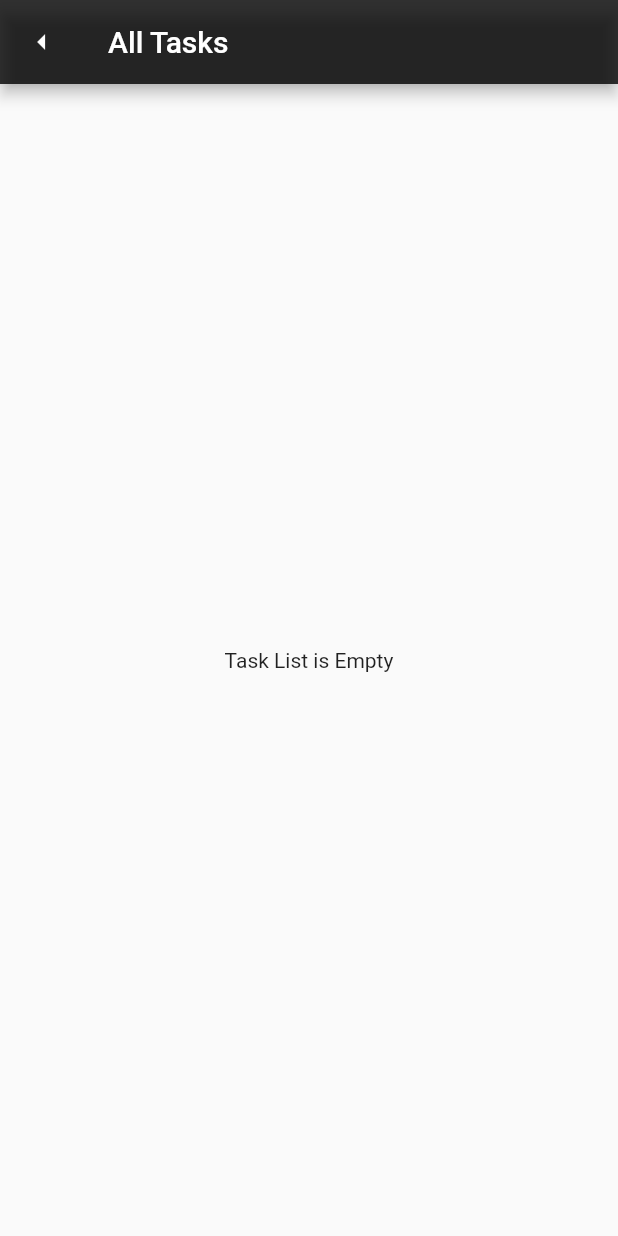
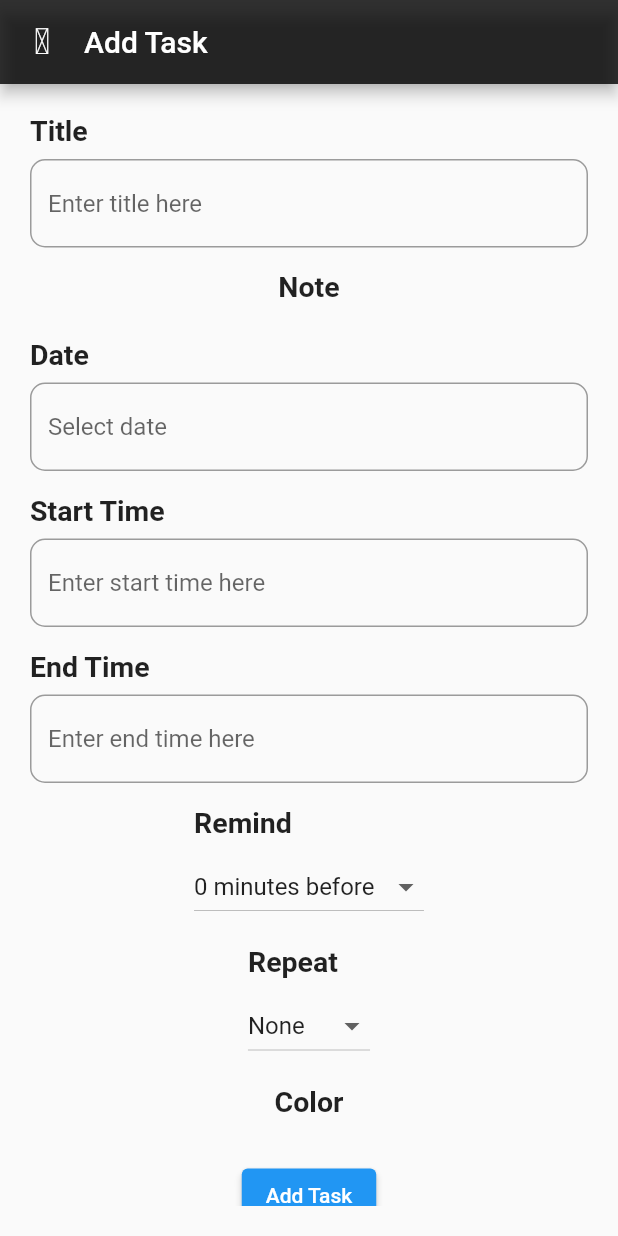
Before and after one commit to hardik17771/task_agumentik, a Flutter app: the screen it shows after launch, after a tap on the "add" icon, on a phone screen of 412 x 824 dp. Run offline on Flutter 3.47's test engine with Material 2 defaults, Android fonts, the phone set to English and light mode, and no system bars; our stand-ins replace easy_splash_screen, get, get_storage, google_fonts; network calls fail.

Commit message:
Add new task screen added and resolved some errors. Currently checking posts errors.

```diff
--- /dev/null
+++ b/lib/UI/Widgets/addTaskScreen.dart
@@ -0,0 +1,299 @@
+import 'package:flutter/material.dart';
+import 'package:get/get.dart';
+import 'package:get/get_core/src/get_main.dart';
+
+import '../../Style/Icon Broken/icon_broken.dart';
+import '../../models/api_service.dart';
+import '../../models/task_controller.dart';
+import '../../models/task_model.dart';
+
+
+class AddTaskScreen extends StatelessWidget {
+  final TaskController _taskController = Get.find<TaskController>();
+  final TextEditingController titleController = TextEditingController();
+  final TextEditingController dateController = TextEditingController();
+  final TextEditingController startTimeController = TextEditingController();
+  final TextEditingController endTimeController = TextEditingController();
+  final DateTime _selectedDate = DateTime.now();
+
+  final List<int> remindList = [0, 5, 10, 15, 20];
+  int _selectedRemind = 0;
+
+  final List<String> repeatList = ['None', 'Daily', 'Weekly', 'Monthly'];
+  String _selectedRepeat = 'None';
+
+
+  void _addTask() async {
+    String title = titleController.text;
+    String date = dateController.text;
+    String startTime = startTimeController.text;
+    String endTime = endTimeController.text;
+
+    String repeat = _selectedRepeat;
+
+
+    try {
+      Task newTask = Task(
+        id: '',
+        title: title,
+
+        date: date,
+        startTime: startTime,
+        endTime: endTime,
+        repeat: repeat,
+
+        isCompleted: true,
+      );
+
+      final createdTask = await APIService.createTask(newTask);
+      _taskController.addTask(createdTask);
+
+      Get.back(); // Go back to previous screen
+    } catch (e) {
+      // Handle error
+      print('Failed to create task: $e');
+    }
+  }
+
+
+  @override
+  Widget build(BuildContext context) {
+    return Scaffold(
+      appBar: AppBar(
+        leading: IconButton(
+          onPressed: () {
+            Get.back();
+          },
+          icon: Icon(IconBroken.arrowLeft2),
+        ),
+        title: Text('Add Task'),
+        titleSpacing: 0,
+      ),
+      body: Padding(
+        padding: const EdgeInsets.all(20.0),
+        child: SingleChildScrollView(
+          physics: const BouncingScrollPhysics(),
+          child: Column(
+            children: [
+              Column(
+                crossAxisAlignment: CrossAxisAlignment.start,
+                children: [
+                  Text(
+                    'Title',
+                    style: TextStyle(
+                      fontSize: 19,
+                      fontWeight: FontWeight.w600,
+                    ),
+                  ),
+                  const SizedBox(height: 8),
+                  TextFormField(
+                    decoration: InputDecoration(
+                      hintText: 'Enter title here',
+                      border: OutlineInputBorder(
+                        borderSide: BorderSide(width: 1),
+                        borderRadius: BorderRadius.all(
+                          Radius.circular(10.0),
+                        ),
+                      ),
+                    ),
+                    controller: titleController,
+                    keyboardType: TextInputType.text,
+                  ),
+                ],
+              ),
+              const SizedBox(height: 15),
+              Column(
+                crossAxisAlignment: CrossAxisAlignment.start,
+                children: [
+                  Text(
+                    'Note',
+                    style: TextStyle(
+                      fontSize: 19,
+                      fontWeight: FontWeight.w600,
+                    ),
+                  ),
+                  const SizedBox(height: 8),
+
+                ],
+              ),
+              const SizedBox(height: 15),
+              Column(
+                crossAxisAlignment: CrossAxisAlignment.start,
+                children: [
+                  Text(
+                    'Date',
+                    style: TextStyle(
+                      fontSize: 19,
+                      fontWeight: FontWeight.w600,
+                    ),
+                  ),
+                  const SizedBox(height: 8),
+                  InkWell(
+                    onTap: () async {
+                      final DateTime? picked = await showDatePicker(
+                        context: context,
+                        initialDate: _selectedDate,
+                        firstDate: DateTime(2000),
+                        lastDate: DateTime(2100),
+                      );
+
+                      if (picked != null) {
+                        dateController.text =
+                        '${picked.year}-${picked.month}-${picked.day}';
+                      }
+                    },
+                    child: IgnorePointer(
+                      child: TextFormField(
+                        decoration: InputDecoration(
+                          hintText: 'Select date',
+                          border: OutlineInputBorder(
+                            borderSide: BorderSide(width: 1),
+                            borderRadius: BorderRadius.all(
+                              Radius.circular(10.0),
+                            ),
+                          ),
+                        ),
+                        controller: dateController,
+                        keyboardType: TextInputType.datetime,
+                      ),
+                    ),
+                  ),
+                ],
+              ),
+              const SizedBox(height: 15),
+              Column(
+                crossAxisAlignment: CrossAxisAlignment.start,
+                children: [
+                  Text(
+                    'Start Time',
+                    style: TextStyle(
+                      fontSize: 19,
+                      fontWeight: FontWeight.w600,
+                    ),
+                  ),
+                  const SizedBox(height: 8),
+                  TextFormField(
+                    decoration: InputDecoration(
+                      hintText: 'Enter start time here',
+                      border: OutlineInputBorder(
+                        borderSide: BorderSide(width: 1),
+                        borderRadius: BorderRadius.all(
+                          Radius.circular(10.0),
+                        ),
+                      ),
+                    ),
+                    controller: startTimeController,
+                    keyboardType: TextInputType.datetime,
+                  ),
+                ],
+              ),
+              const SizedBox(height: 15),
+              Column(
+                crossAxisAlignment: CrossAxisAlignment.start,
+                children: [
+                  Text(
+                    'End Time',
+                    style: TextStyle(
+                      fontSize: 19,
+                      fontWeight: FontWeight.w600,
+                    ),
+                  ),
+                  const SizedBox(height: 8),
+                  TextFormField(
+                    decoration: InputDecoration(
+                      hintText: 'Enter end time here',
+                      border: OutlineInputBorder(
+                        borderSide: BorderSide(width: 1),
+                        borderRadius: BorderRadius.all(
+                          Radius.circular(10.0),
+                        ),
+                      ),
+                    ),
+                    controller: endTimeController,
+                    keyboardType: TextInputType.datetime,
+                  ),
+                ],
+              ),
+              const SizedBox(height: 15),
+              Column(
+                crossAxisAlignment: CrossAxisAlignment.start,
+                children: [
+                  Text(
+                    'Remind',
+                    style: TextStyle(
+                      fontSize: 19,
+                      fontWeight: FontWeight.w600,
+                    ),
+                  ),
+                  const SizedBox(height: 8),
+                  DropdownButton<int>(
+                    value: _selectedRemind,
+                    onChanged: (int? newValue) {
+                      if (newValue != null) {
+                        _selectedRemind = newValue;
+                      }
+                    },
+                    items: remindList.map((int value) {
+                      return DropdownMenuItem<int>(
+                        value: value,
+                        child: Text('$value minutes before'),
+                      );
+                    }).toList(),
+                  ),
+                ],
+              ),
+              const SizedBox(height: 15),
+              Column(
+                crossAxisAlignment: CrossAxisAlignment.start,
+                children: [
+                  Text(
+                    'Repeat',
+                    style: TextStyle(
+                      fontSize: 19,
+                      fontWeight: FontWeight.w600,
+                    ),
+                  ),
+                  const SizedBox(height: 8),
+                  DropdownButton<String>(
+                    value: _selectedRepeat,
+                    onChanged: (String? newValue) {
+                      if (newValue != null) {
+                        _selectedRepeat = newValue;
+                      }
+                    },
+                    items: repeatList.map((String value) {
+                      return DropdownMenuItem<String>(
+                        value: value,
+                        child: Text(value),
+                      );
+                    }).toList(),
+                  ),
+                ],
+              ),
+              const SizedBox(height: 15),
+              Column(
+                crossAxisAlignment: CrossAxisAlignment.start,
+                children: [
+                  Text(
+                    'Color',
+                    style: TextStyle(
+                      fontSize: 19,
+                      fontWeight: FontWeight.w600,
+                    ),
+                  ),
+                  const SizedBox(height: 8),
+
+                ],
+              ),
+              const SizedBox(height: 20),
+              ElevatedButton(
+                onPressed: _addTask,
+                child: Text('Add Task'),
+              ),
+            ],
+          ),
+        ),
+      ),
+    );
+  }
+}
--- a/lib/UI/allTasksScreen.dart
+++ b/lib/UI/allTasksScreen.dart
@@ -131,7 +131,7 @@ class _AllTaskScreenState extends State<AllTaskScreen> {
           mainAxisSize: MainAxisSize.min,
           children: [
             // RESTful operations based on task properties
-            if (task.isCompleted == 1) ...[
+            if (task.isCompleted == true) ...[
               ListTile(
                 onTap: () {
                   // RESTful operation to update task as not complete
--- a/lib/UI/homeScreen.dart
+++ b/lib/UI/homeScreen.dart
@@ -1,3 +1,4 @@
+import 'package:flutter/foundation.dart';
 import 'package:flutter/material.dart';
 import 'package:get/get.dart';
 import 'package:tasks_app_agumentik/UI/allTasksScreen.dart';
@@ -6,6 +7,7 @@ import '../models/api_service.dart';
 import '../models/task_controller.dart';
 import '../models/task_model.dart';
 import 'Widgets/TaskCard.dart';
+import 'Widgets/addTaskScreen.dart';
 
 class HomeScreen extends StatefulWidget {
   const HomeScreen({Key? key}) : super(key: key);
@@ -55,14 +57,16 @@ class _HomeScreenState extends State<HomeScreen> {
   }
 
   Future<void> _addTask() async {
-    final result = await Get.to(() => AllTaskScreen());
+    final result = await Get.to(() =>AddTaskScreen());
     if (result != null && result is Task) {
       try {
         final createdTask = await APIService.createTask(result);
         _taskController.addTask(createdTask);
       } catch (e) {
         // Handle error
+        if (kDebugMode) {
           print('Failed to create task: $e');
+        }
       }
     }
   }
@@ -112,7 +116,11 @@ class _HomeScreenState extends State<HomeScreen> {
                   ),
                 );
               } else {
-                return ListView.builder(
+
+                return Column(
+                  children: [
+                    Expanded(
+                      child: ListView.builder(
                         itemCount: _taskController.tasks.length,
                         itemBuilder: (BuildContext context, int index) {
                           final task = _taskController.tasks[index];
@@ -153,6 +161,9 @@ class _HomeScreenState extends State<HomeScreen> {
                             ),
                           );
                         },
+                      ),
+                    ),
+                  ],
                 );
 
               }
--- a/lib/models/task_controller.dart
+++ b/lib/models/task_controller.dart
@@ -18,8 +18,9 @@ class TaskController extends GetxController {
   }
 
   void deleteTask(Task task) {
-    tasks.remove(task);
+    tasks.removeWhere((t) => t.id == task.id);
   }
+
 
   void updateTask(Task task) {
     final index = tasks.indexWhere((t) => t.id == task.id);
```
Also changed, not shown: lib/UI/Widgets/TaskCard.dart (+46 -135 lines). Lines whose indentation alone changed are shown as unchanged.
